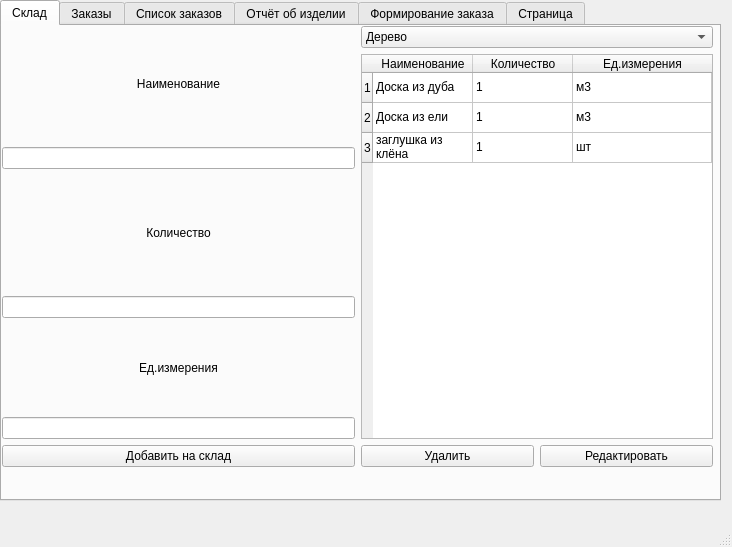
Old version of the form mainwindow.ui in the repository JustEngineerLGTM/PPS2.
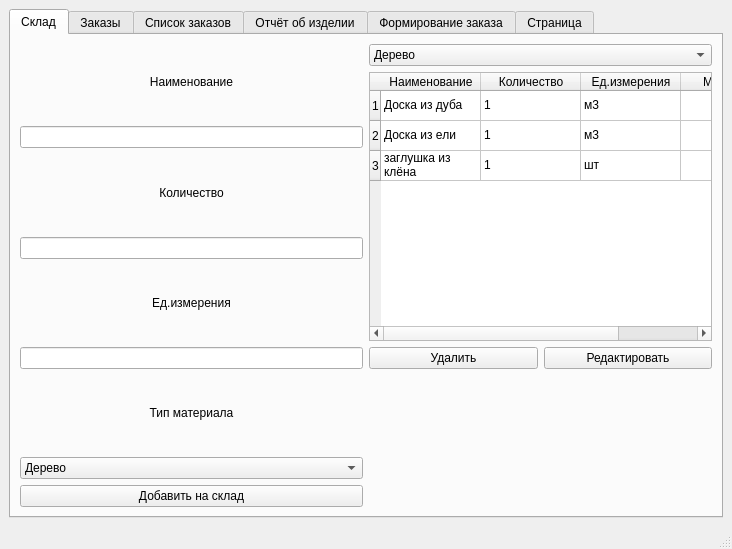
New version of the form.

Commit message: added warehouse activites

What changed in the file:
```diff
--- a/mainwindow.ui
+++ b/mainwindow.ui
@@ -7,22 +7,16 @@
     <x>0</x>
     <y>0</y>
     <width>732</width>
-    <height>547</height>
+    <height>549</height>
    </rect>
   </property>
   <property name="windowTitle">
    <string>MainWindow</string>
   </property>
   <widget class="QWidget" name="centralwidget">
+   <layout class="QGridLayout" name="gridLayout_3">
+    <item row="0" column="0">
    <widget class="QTabWidget" name="tabWidget">
-    <property name="geometry">
-     <rect>
-      <x>0</x>
-      <y>0</y>
-      <width>721</width>
-      <height>501</height>
-     </rect>
-    </property>
     <property name="currentIndex">
      <number>0</number>
     </property>
@@ -30,41 +24,15 @@
      <attribute name="title">
       <string>Склад</string>
      </attribute>
-     <widget class="QWidget" name="layoutWidget">
-      <property name="geometry">
-       <rect>
-        <x>0</x>
-        <y>0</y>
-        <width>711</width>
-        <height>441</height>
-       </rect>
-      </property>
-      <layout class="QVBoxLayout" name="verticalLayout_6">
-       <item>
         <layout class="QGridLayout" name="gridLayout">
-         <item row="0" column="0">
-          <layout class="QVBoxLayout" name="verticalLayout_5">
-           <property name="sizeConstraint">
-            <enum>QLayout::SetDefaultConstraint</enum>
-           </property>
-           <item>
-            <layout class="QVBoxLayout" name="verticalLayout_2">
-             <item>
-              <widget class="QLabel" name="label">
+        <item row="4" column="0">
+         <widget class="QPushButton" name="pushButton_AddToWarehouse">
                <property name="text">
-                <string>Наименование</string>
-               </property>
-               <property name="alignment">
-                <set>Qt::AlignCenter</set>
+           <string>Добавить на склад</string>
                </property>
               </widget>
              </item>
-             <item>
-              <widget class="QLineEdit" name="lineEdit"/>
-             </item>
-            </layout>
-           </item>
-           <item>
+        <item row="1" column="0">
             <layout class="QVBoxLayout" name="verticalLayout_3">
              <item>
               <widget class="QLabel" name="label_2">
@@ -87,33 +55,7 @@
              </item>
             </layout>
            </item>
-           <item>
-            <layout class="QVBoxLayout" name="verticalLayout_4">
-             <item>
-              <widget class="QLabel" name="label_3">
-               <property name="text">
-                <string>Ед.измерения</string>
-               </property>
-               <property name="alignment">
-                <set>Qt::AlignCenter</set>
-               </property>
-              </widget>
-             </item>
-             <item>
-              <widget class="QLineEdit" name="lineEdit_3"/>
-             </item>
-             <item>
-              <widget class="QPushButton" name="pushButton_3">
-               <property name="text">
-                <string>Добавить на склад</string>
-               </property>
-              </widget>
-             </item>
-            </layout>
-           </item>
-          </layout>
-         </item>
-         <item row="0" column="1">
+        <item row="0" column="1" rowspan="3">
           <layout class="QVBoxLayout" name="verticalLayout">
            <item>
             <layout class="QHBoxLayout" name="horizontalLayout">
@@ -129,15 +71,24 @@
             </layout>
            </item>
            <item>
-            <widget class="QTableWidget" name="tableWidget">
+           <widget class="QTableWidget" name="tableWidget_Warehouse">
+            <property name="enabled">
+             <bool>true</bool>
+            </property>
              <property name="baseSize">
               <size>
                <width>100</width>
                <height>100</height>
               </size>
              </property>
+            <property name="sortingEnabled">
+             <bool>true</bool>
+            </property>
+            <property name="columnCount">
+             <number>4</number>
+            </property>
              <attribute name="horizontalHeaderShowSortIndicator" stdset="0">
-              <bool>false</bool>
+             <bool>true</bool>
              </attribute>
              <attribute name="horizontalHeaderStretchLastSection">
               <bool>true</bool>
@@ -175,6 +126,11 @@
                <string>Ед.измерения</string>
               </property>
              </column>
+            <column>
+             <property name="text">
+              <string>Материал</string>
+             </property>
+            </column>
              <item row="0" column="0">
               <property name="text">
                <string>Доска из дуба</string>
@@ -242,10 +198,64 @@
            </item>
           </layout>
          </item>
-        </layout>
-       </item>
-      </layout>
-     </widget>
+        <item row="0" column="0">
+         <layout class="QVBoxLayout" name="verticalLayout_2">
+          <item>
+           <widget class="QLabel" name="label">
+            <property name="text">
+             <string>Наименование</string>
+            </property>
+            <property name="alignment">
+             <set>Qt::AlignCenter</set>
+            </property>
+           </widget>
+          </item>
+          <item>
+           <widget class="QLineEdit" name="lineEdit_AddName"/>
+          </item>
+         </layout>
+        </item>
+        <item row="2" column="0">
+         <layout class="QVBoxLayout" name="verticalLayout_4">
+          <item>
+           <widget class="QLabel" name="label_3">
+            <property name="text">
+             <string>Ед.измерения</string>
+            </property>
+            <property name="alignment">
+             <set>Qt::AlignCenter</set>
+            </property>
+           </widget>
+          </item>
+          <item>
+           <widget class="QLineEdit" name="lineEdit_AddMeasure"/>
+          </item>
+         </layout>
+        </item>
+        <item row="3" column="0">
+         <layout class="QVBoxLayout" name="verticalLayout_5">
+          <item>
+           <widget class="QLabel" name="label_4">
+            <property name="text">
+             <string>Тип материала</string>
+            </property>
+            <property name="alignment">
+             <set>Qt::AlignCenter</set>
+            </property>
+           </widget>
+          </item>
+          <item>
+           <widget class="QComboBox" name="comboBox_Material_2">
+            <item>
+             <property name="text">
+              <string>Дерево</string>
+             </property>
+            </item>
+           </widget>
+          </item>
+         </layout>
+        </item>
+       </layout>
     </widget>
     <widget class="QWidget" name="tab_2">
      <attribute name="title">
@@ -869,6 +879,8 @@
      </attribute>
     </widget>
    </widget>
+    </item>
+   </layout>
   </widget>
   <widget class="QMenuBar" name="menubar">
    <property name="geometry">
```
Left out of the diff: 54 changed lines with no effect on the pictures. Lines whose indentation alone changed are shown as unchanged. The commit also changes 9 other files.
